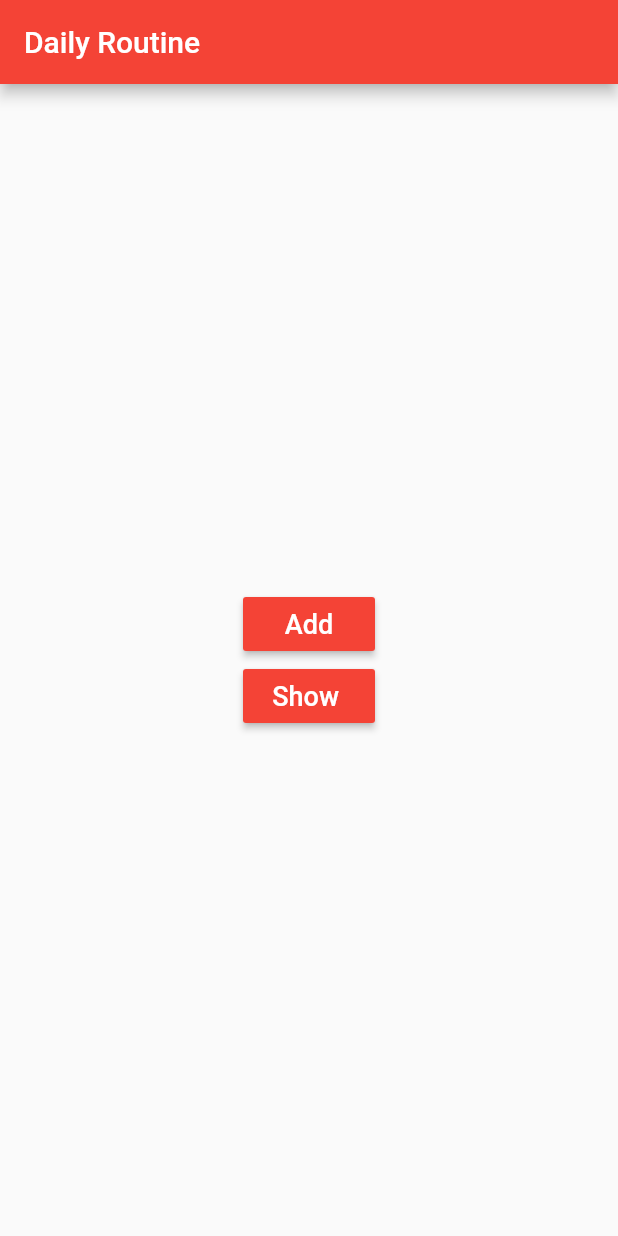
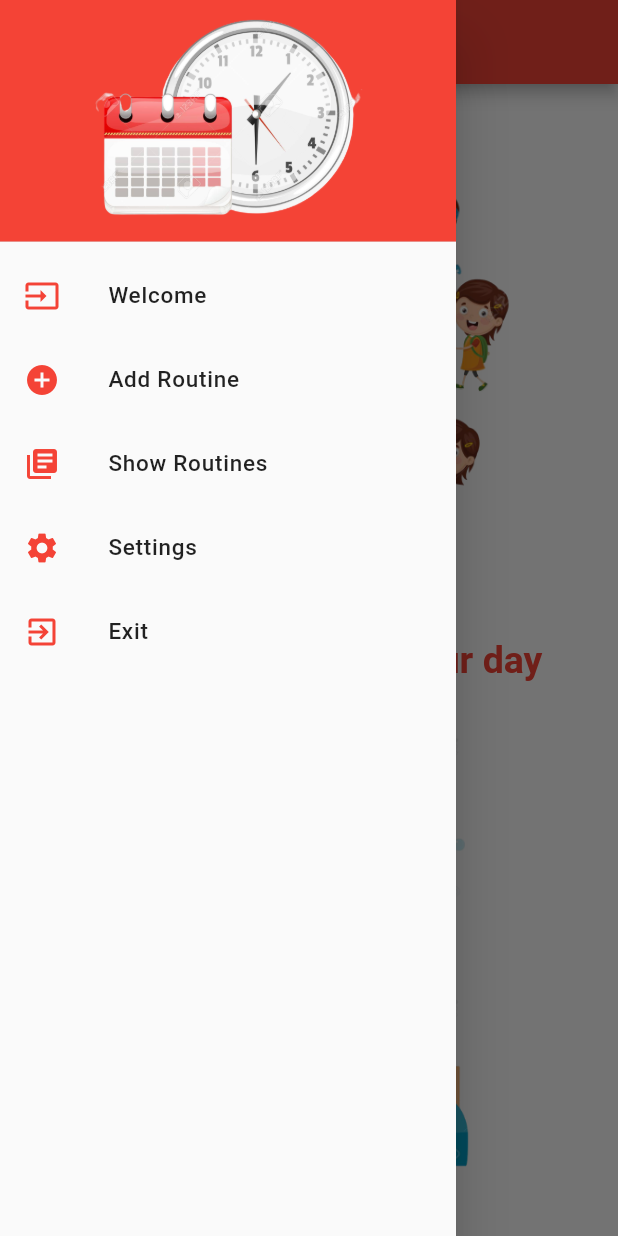
Before and after one commit to sauzzon/Routine-Organize-your-day, a Flutter app: the screen it shows after launch, with the side drawer open (before the commit the screen has no drawer), on a phone screen of 412 x 824 dp. Run offline on Flutter 3.47's test engine with Material 2 defaults, Android fonts, the phone set to English and light mode, and no system bars; our stand-ins replace awesome_dialog, flutter_local_notifications, sqflite; accounts and stored records are empty.

Commit message:
SideList
SideList

```diff
--- a/lib/homepage.dart
+++ b/lib/homepage.dart
@@ -1,10 +1,9 @@
 import 'dart:async';
 import 'package:flutter/material.dart';
 import 'package:flutter/cupertino.dart';
-import 'package:saujanapp/show_all_routines.dart';
 import 'local_notifications.dart';
 import 'database_helper.dart';
-import 'addRoutine.dart';
+import 'nav_drawer.dart';
 
 class HomePage extends StatefulWidget {
   @override
@@ -70,51 +69,45 @@ class _HomePageState extends State<HomePage> {
   @override
   Widget build(BuildContext context) {
     return Scaffold(
+      drawer: NavDrawer(currentDateTime: currentDateTime),
       appBar: AppBar(
         backgroundColor: Colors.red,
         title: Text('Daily Routine'),
       ),
-      body: Padding(
-          padding: const EdgeInsets.all(30.0),
-          child: Center(
-            child: SingleChildScrollView(
+      body: SafeArea(
+        child: Padding(
+            padding: const EdgeInsets.all(30.0),
+            child: Center(
               child: Column(
-                mainAxisAlignment: MainAxisAlignment.center,
                 children: <Widget>[
-                  RaisedButton(
-                    color: Colors.red,
-                    onPressed: () {
-                      Navigator.push(
-                        context,
-                        MaterialPageRoute(
-                          builder: (context) => AddRoutine(
-                            currentDate: currentDateTime,
-                          ),
-                        ),
-                      );
-                    },
-                    child: Text(
-                      'Add',
-                      style: TextStyle(color: Colors.white, fontSize: 18),
+                  Expanded(
+                    child: Image(
+                      image: AssetImage('assets/images/routine1.png'),
                     ),
                   ),
-                  RaisedButton(
-                    color: Colors.red,
-                    onPressed: () async {
-                      Navigator.push(
-                          context,
-                          MaterialPageRoute(
-                              builder: (context) => ShowAllRoutines()));
-                    },
-                    child: Text(
-                      'Show ',
-                      style: TextStyle(color: Colors.white, fontSize: 18),
+                  SizedBox(
+                    height: 30,
+                  ),
+                  Text(
+                    'Routine - Organize your day',
+                    style: TextStyle(
+                      fontSize: 25,
+                      color: Colors.red,
+                      fontWeight: FontWeight.bold,
+                    ),
+                  ),
+                  SizedBox(
+                    height: 30,
+                  ),
+                  Expanded(
+                    child: Image(
+                      image: AssetImage('assets/images/routine2.png'),
                     ),
                   ),
                 ],
               ),
-            ),
-          )),
+            )),
+      ),
     );
   }
 }
--- /dev/null
+++ b/lib/nav_drawer.dart
@@ -0,0 +1,98 @@
+import 'package:flutter/material.dart';
+import 'package:flutter/services.dart';
+import 'addRoutine.dart';
+import 'show_all_routines.dart';
+
+class NavDrawer extends StatelessWidget {
+  final DateTime currentDateTime;
+  NavDrawer({this.currentDateTime});
+  TextStyle getTextStyle() {
+    return TextStyle(fontSize: 15, letterSpacing: 0.5);
+  }
+
+  @override
+  Widget build(BuildContext context) {
+    return SafeArea(
+      child: Drawer(
+        child: ListView(
+          padding: EdgeInsets.zero,
+          children: <Widget>[
+            DrawerHeader(
+              child: Container(),
+              decoration: BoxDecoration(
+                  color: Colors.red,
+                  image: DecorationImage(
+                      image: AssetImage('assets/images/cover.png'))),
+            ),
+            ListTile(
+              leading: Icon(
+                Icons.input,
+                color: Colors.red,
+              ),
+              title: Text('Welcome', style: getTextStyle()),
+              onTap: () => {Navigator.of(context).pop()},
+            ),
+            ListTile(
+              leading: Icon(
+                Icons.add_circle,
+                color: Colors.red,
+              ),
+              title: Text(
+                'Add Routine',
+                style: getTextStyle(),
+              ),
+              onTap: () {
+                Navigator.of(context).pop();
+                Navigator.push(
+                  context,
+                  MaterialPageRoute(
+                    builder: (context) => AddRoutine(
+                      currentDate: currentDateTime,
+                    ),
+                  ),
+                );
+              },
+            ),
+            ListTile(
+              leading: Icon(
+                Icons.library_books,
+                color: Colors.red,
+              ),
+              title: Text(
+                'Show Routines',
+                style: getTextStyle(),
+              ),
+              onTap: () {
+                Navigator.of(context).pop();
+                Navigator.push(context,
+                    MaterialPageRoute(builder: (context) => ShowAllRoutines()));
+              },
+            ),
+            ListTile(
+              leading: Icon(
+                Icons.settings,
+                color: Colors.red,
+              ),
+              title: Text(
+                'Settings',
+                style: getTextStyle(),
+              ),
+              onTap: () => {Navigator.of(context).pop()},
+            ),
+            ListTile(
+              leading: Icon(
+                Icons.exit_to_app,
+                color: Colors.red,
+              ),
+              title: Text(
+                'Exit',
+                style: getTextStyle(),
+              ),
+              onTap: () => {SystemNavigator.pop()},
+            ),
+          ],
+        ),
+      ),
+    );
+  }
+}
--- a/pubspec.yaml
+++ b/pubspec.yaml
@@ -30,7 +30,6 @@ dependencies:
   cupertino_icons: ^0.1.3
   sqflite:
   path_provider:
-  rflutter_alert: ^1.0.3
   flutter_local_notifications: ^1.4.4+1
   awesome_dialog: ^1.1.3
 
@@ -50,9 +49,8 @@ flutter:
   uses-material-design: true
 
   # To add assets to your application, add an assets section, like this:
-  # assets:
-  #   - images/a_dot_burr.jpeg
-  #   - images/a_dot_ham.jpeg
+  assets:
+    - assets/images/
 
   # An image asset can refer to one or more resolution-specific "variants", see
   # https://flutter.dev/assets-and-images/#resolution-aware.
```
Also changed, not shown: assets/images/cover.png (added), assets/images/routine1.png (added), assets/images/routine2.png (added), pubspec.lock.
